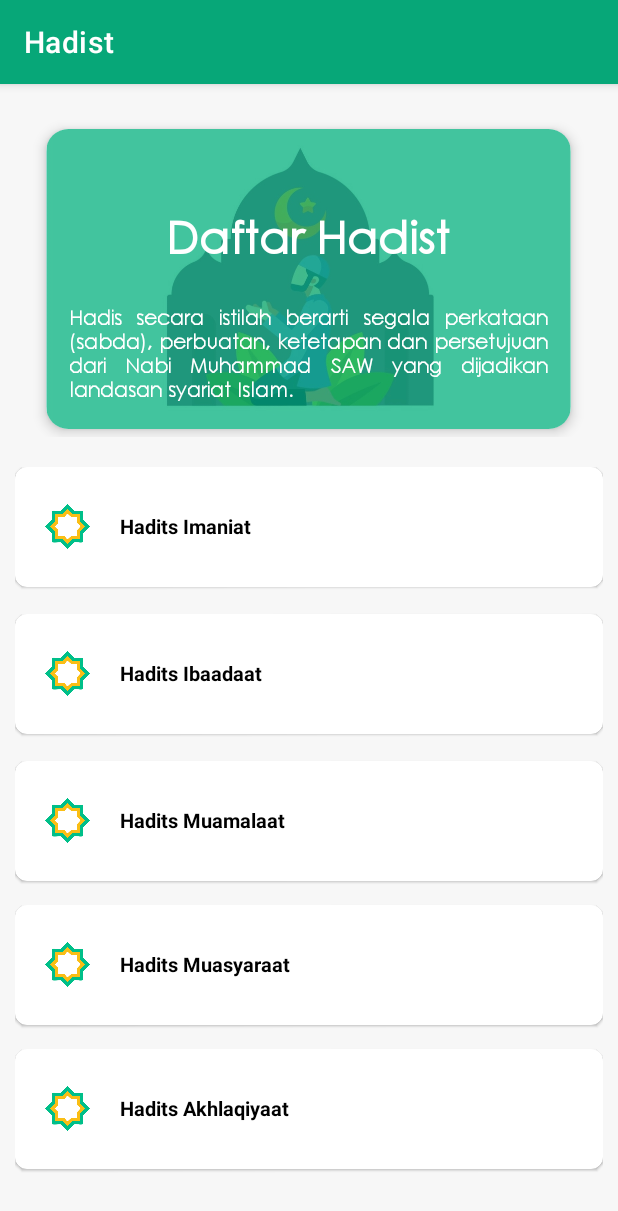
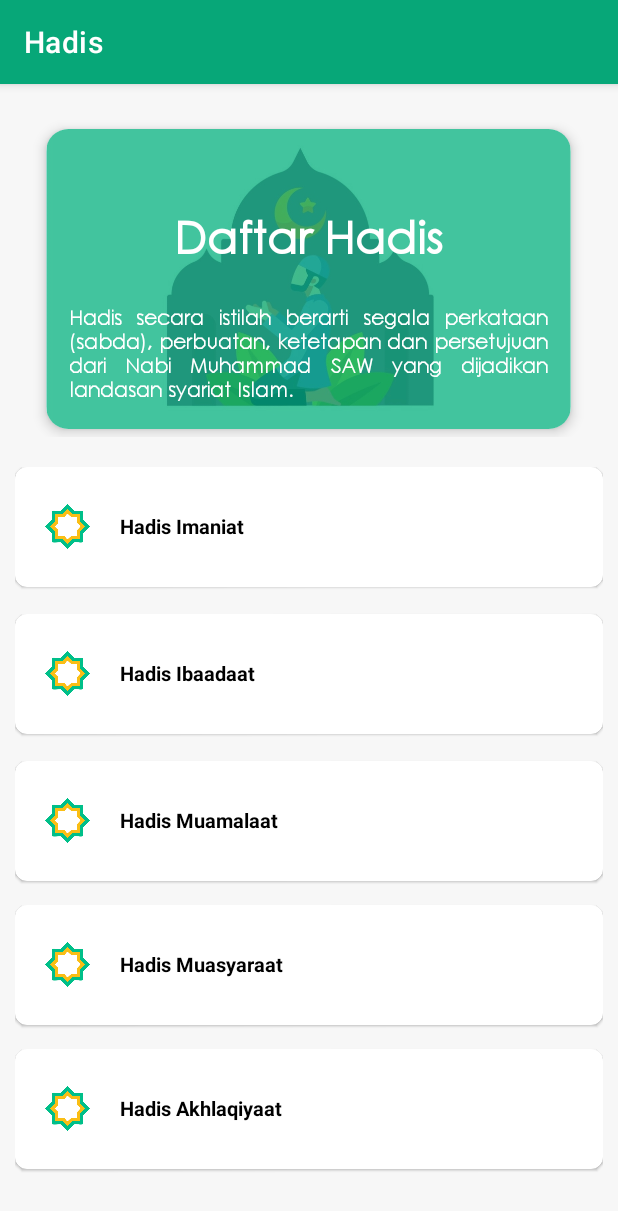
Before and after one commit to GetsuGit/SiagaGempaCianjur, an Android app: the DaftarHadist screen opened directly, with no data from a screen before it, on a phone screen of 412 x 824 dp. Shown: the top 1211 px of the screen. Run offline under Robolectric (Android 15) with nearby library versions, the phone set to English and light mode, and no system bars.

Commit message:
Ready Launching Mari Berdoa V.0.0.1 Beta Edit kata hadist ke hadis

```diff
--- a/app/src/main/java/com/getsucode/mariberdoa/Main/ListHadist/DaftarHadist/DaftarHadist.kt
+++ b/app/src/main/java/com/getsucode/mariberdoa/Main/ListHadist/DaftarHadist/DaftarHadist.kt
@@ -11,7 +11,7 @@ import com.getsucode.mariberdoa.R
 
 class DaftarHadist : AppCompatActivity() {
 
-    private val title = "Hadist"
+    private val title = "Hadis"
     lateinit var cd_HadistImaniat: CardView
     lateinit var cd_HadistIbaadaat: CardView
     lateinit var cd_HadistMualamaat: CardView
--- a/app/src/main/java/com/getsucode/mariberdoa/Main/ListHadist/DaftarHadist/SubDaftarHadist/ListHadistAkhlaqiyaat.kt
+++ b/app/src/main/java/com/getsucode/mariberdoa/Main/ListHadist/DaftarHadist/SubDaftarHadist/ListHadistAkhlaqiyaat.kt
@@ -17,7 +17,7 @@ import com.getsucode.mariberdoa.Repository.ItemHadistMuasyaraat
 
 class ListHadistAkhlaqiyaat : AppCompatActivity() {
 
-    private val title = "Hadist"
+    private val title = "Hadis"
     private lateinit var rvListHadist: RecyclerView
     private val list = ArrayList<ListModelHadistAkhlaqiyaat>()
 
--- a/app/src/main/java/com/getsucode/mariberdoa/Main/ListHadist/DaftarHadist/SubDaftarHadist/ListHadistIbaadaat.kt
+++ b/app/src/main/java/com/getsucode/mariberdoa/Main/ListHadist/DaftarHadist/SubDaftarHadist/ListHadistIbaadaat.kt
@@ -15,7 +15,7 @@ import com.getsucode.mariberdoa.Repository.ItemHadistImaniat
 
 class ListHadistIbaadaat : AppCompatActivity() {
 
-    private val title = "Hadist"
+    private val title = "Hadis"
     private lateinit var rvListHadist: RecyclerView
     private val list = ArrayList<ListModelHadistIbaadaat>()
 
--- a/app/src/main/java/com/getsucode/mariberdoa/Main/ListHadist/DaftarHadist/SubDaftarHadist/ListHadistImaniat.kt
+++ b/app/src/main/java/com/getsucode/mariberdoa/Main/ListHadist/DaftarHadist/SubDaftarHadist/ListHadistImaniat.kt
@@ -14,7 +14,7 @@ import com.getsucode.mariberdoa.Repository.ItemHadistImaniat
 
 class ListHadistImaniat : AppCompatActivity() {
 
-    private val title = "Hadist"
+    private val title = "Hadis"
     private lateinit var rvListHadist: RecyclerView
     private val list = ArrayList<ListModelHadistImaniat>()
 
--- a/app/src/main/java/com/getsucode/mariberdoa/Main/ListHadist/DaftarHadist/SubDaftarHadist/ListHadistMuamalaat.kt
+++ b/app/src/main/java/com/getsucode/mariberdoa/Main/ListHadist/DaftarHadist/SubDaftarHadist/ListHadistMuamalaat.kt
@@ -17,7 +17,7 @@ import com.getsucode.mariberdoa.Repository.ItemHadistMuamalaat
 
 class ListHadistMuamalaat : AppCompatActivity() {
 
-    private val title = "Hadist"
+    private val title = "Hadis"
     private lateinit var rvListHadist: RecyclerView
     private val list = ArrayList<ListModelHadistMuamalaat>()
 
--- a/app/src/main/java/com/getsucode/mariberdoa/Main/ListHadist/DaftarHadist/SubDaftarHadist/ListHadistMuasyaraat.kt
+++ b/app/src/main/java/com/getsucode/mariberdoa/Main/ListHadist/DaftarHadist/SubDaftarHadist/ListHadistMuasyaraat.kt
@@ -14,7 +14,7 @@ import com.getsucode.mariberdoa.Repository.ItemHadistMuasyaraat
 
 class ListHadistMuasyaraat : AppCompatActivity() {
 
-    private val title = "Hadist"
+    private val title = "Hadis"
     private lateinit var rvListHadist: RecyclerView
     private val list = ArrayList<ListModelHadistMuasyaraat>()
 
--- a/app/src/main/res/layout/activity_daftar_hadist.xml
+++ b/app/src/main/res/layout/activity_daftar_hadist.xml
@@ -43,7 +43,7 @@
                     android:id="@+id/JudulHadistImaniat"
                     android:layout_width="wrap_content"
                     android:layout_height="wrap_content"
-                    android:text="Daftar Hadist"
+                    android:text="Daftar Hadis"
                     android:textColor="@color/white"
                     android:textSize="30dp"
                     android:fontFamily="@font/century1"
@@ -55,7 +55,7 @@
                     android:layout_width="wrap_content"
                     android:layout_height="wrap_content"
                     android:padding="15dp"
-                    android:text="Hadis secara istilah berarti segala perkataan (sabda), perbuatan, ketetapan dan persetujuan dari Nabi Muhammad SAW yang dijadikan landasan syariat Islam."
+                    android:text="@string/PengertianHadis"
                     android:textColor="@color/white"
                     android:textSize="13dp"
                     android:fontFamily="@font/century1"
@@ -108,7 +108,7 @@
                         android:layout_height="wrap_content"
                         android:layout_gravity="center_vertical"
                         android:layout_marginRight="5dp"
-                        android:text="Hadits Imaniat"
+                        android:text="Hadis Imaniat"
                         android:textColor="#000"
                         android:textSize="13dp"
                         android:textStyle="bold" />
@@ -145,7 +145,7 @@
                         android:layout_height="wrap_content"
                         android:layout_gravity="center_vertical"
                         android:layout_marginRight="5dp"
-                        android:text="Hadits Ibaadaat"
+                        android:text="Hadis Ibaadaat"
                         android:textColor="#000"
                         android:textSize="13dp"
                         android:textStyle="bold" />
@@ -182,7 +182,7 @@
                         android:layout_height="wrap_content"
                         android:layout_gravity="center_vertical"
                         android:layout_marginRight="5dp"
-                        android:text="Hadits Muamalaat"
+                        android:text="Hadis Muamalaat"
                         android:textColor="#000"
                         android:textSize="13dp"
                         android:textStyle="bold" />
@@ -219,7 +219,7 @@
                         android:layout_height="wrap_content"
                         android:layout_gravity="center_vertical"
                         android:layout_marginRight="5dp"
-                        android:text="Hadits Muasyaraat"
+                        android:text="Hadis Muasyaraat"
                         android:textColor="#000"
                         android:textSize="13dp"
                         android:textStyle="bold" />
@@ -256,7 +256,7 @@
                         android:layout_height="wrap_content"
                         android:layout_gravity="center_vertical"
                         android:layout_marginRight="5dp"
-                        android:text="Hadits Akhlaqiyaat"
+                        android:text="Hadis Akhlaqiyaat"
                         android:textColor="#000"
                         android:textSize="13dp"
                         android:textStyle="bold" />
--- a/app/src/main/res/layout/activity_list_hadist_akhlaqiyaat.xml
+++ b/app/src/main/res/layout/activity_list_hadist_akhlaqiyaat.xml
@@ -40,7 +40,7 @@
                     android:id="@+id/JudulHadistAkhlaqiyaat"
                     android:layout_width="wrap_content"
                     android:layout_height="wrap_content"
-                    android:text="Hadits Akhlaqiyaat "
+                    android:text="Hadis Akhlaqiyaat "
                     android:textColor="@color/white"
                     android:textSize="30dp"
                     android:fontFamily="@font/century1"
--- a/app/src/main/res/layout/activity_list_hadist_ibaadaat.xml
+++ b/app/src/main/res/layout/activity_list_hadist_ibaadaat.xml
@@ -40,7 +40,7 @@
                     android:id="@+id/JudulHadistIbaadaat"
                     android:layout_width="wrap_content"
                     android:layout_height="wrap_content"
-                    android:text="Hadits Ibaadaat "
+                    android:text="Hadis Ibaadaat "
                     android:textColor="@color/white"
                     android:textSize="30dp"
                     android:fontFamily="@font/century1"
--- a/app/src/main/res/layout/activity_list_hadist_imaniat.xml
+++ b/app/src/main/res/layout/activity_list_hadist_imaniat.xml
@@ -40,7 +40,7 @@
                     android:id="@+id/JudulHadistImaniat"
                     android:layout_width="wrap_content"
                     android:layout_height="wrap_content"
-                    android:text="Hadits Imaniat "
+                    android:text="Hadis Imaniat "
                     android:textColor="@color/white"
                     android:textSize="30dp"
                     android:fontFamily="@font/century1"
--- a/app/src/main/res/layout/activity_list_hadist_muamalaat.xml
+++ b/app/src/main/res/layout/activity_list_hadist_muamalaat.xml
@@ -40,7 +40,7 @@
                     android:id="@+id/JudulHadistMualamaat"
                     android:layout_width="wrap_content"
                     android:layout_height="wrap_content"
-                    android:text="Hadits Mualamaat "
+                    android:text="Hadis Mualamaat "
                     android:textColor="@color/white"
                     android:textSize="30dp"
                     android:fontFamily="@font/century1"
--- a/app/src/main/res/layout/activity_list_hadist_muasyaraat.xml
+++ b/app/src/main/res/layout/activity_list_hadist_muasyaraat.xml
@@ -40,7 +40,7 @@
                     android:id="@+id/JudulHadistMuasyaraat"
                     android:layout_width="wrap_content"
                     android:layout_height="wrap_content"
-                    android:text="Hadits Muasyaraat "
+                    android:text="Hadis Muasyaraat "
                     android:textColor="@color/white"
                     android:textSize="30dp"
                     android:fontFamily="@font/century1"
--- a/app/src/main/res/layout/activity_main.xml
+++ b/app/src/main/res/layout/activity_main.xml
@@ -132,7 +132,7 @@
                                 android:textStyle="bold"
                                 android:textColor="#000"
                                 android:fontFamily="@font/century1"
-                                android:text="Hadist" />
+                                android:text="Hadis" />
 
                         </LinearLayout>
 
```
Also changed, not shown: app/src/main/res/values/strings.xml (+4 -3 lines).
